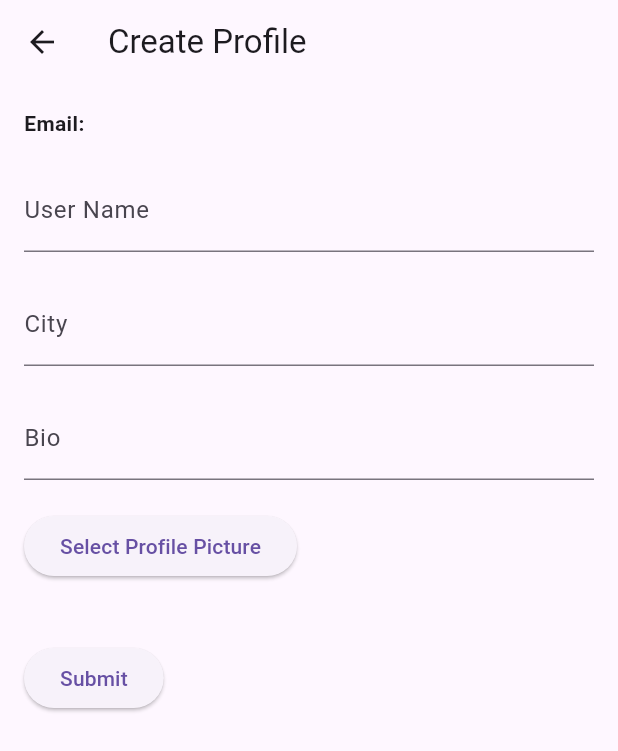
After one commit to haisemishere/LitXChange, a Flutter app: the ProfileCreationPage screen opened directly, after a tap on "Select Profile Picture", on a phone screen of 412 x 824 dp. The commit adds this screen. Shown: the top 751 px of the screen. Run offline on Flutter 3.47's test engine with Material 3 defaults, Android fonts, the phone set to English and light mode, and no system bars; our stand-ins replace cloud_firestore, firebase_auth, firebase_core, firebase_storage, image_picker; accounts and stored records are empty.

Commit message:
collecting user profile data and added swap button on home page

```diff
--- /dev/null
+++ b/litxchange/lib/screens/createuserprofile.dart
@@ -0,0 +1,161 @@
+import 'dart:io';
+
+import 'package:firebase_storage/firebase_storage.dart';
+import 'package:flutter/material.dart';
+import 'package:image_picker/image_picker.dart';
+import 'package:firebase_auth/firebase_auth.dart';
+import 'package:cloud_firestore/cloud_firestore.dart';
+import '/screens/home.dart';
+
+class ProfileCreationPage extends StatefulWidget {
+  @override
+  _ProfileCreationPageState createState() => _ProfileCreationPageState();
+}
+
+class _ProfileCreationPageState extends State<ProfileCreationPage> {
+  final TextEditingController _userNameController = TextEditingController();
+  final TextEditingController _cityController = TextEditingController();
+  final TextEditingController _bioController = TextEditingController();
+  File? _profilePicture;
+
+  String _userEmail = '';
+
+  @override
+  void initState() {
+    super.initState();
+    _fetchUserEmail();
+  }
+
+  Future<void> _fetchUserEmail() async {
+    final user = FirebaseAuth.instance.currentUser;
+    if (user != null) {
+      setState(() {
+        _userEmail = user.email ?? '';
+      });
+    }
+  }
+
+  Future<void> _getImage() async {
+    final picker = ImagePicker();
+    final pickedFile = await picker.getImage(source: ImageSource.gallery);
+    setState(() {
+      if (pickedFile != null) {
+        _profilePicture = File(pickedFile.path); // Convert PickedFile to File
+      } else {
+        print('No image selected.');
+      }
+    });
+  }
+
+  Future<void> _submitProfile() async {
+    try {
+      final user = FirebaseAuth.instance.currentUser;
+      final userId = user!.uid; // Get user UID
+
+      // Check if the user's profile already exists in Firestore
+      final userRef = FirebaseFirestore.instance.collection('users').doc(userId);
+      final userDoc = await userRef.get();
+
+      // Get the username entered by the user
+      final userName = _userNameController.text.trim();
+
+      // Upload profile picture to Firebase Storage
+      String imageUrl = '';
+      if (_profilePicture != null) {
+        final storageRef = FirebaseStorage.instance.ref().child('profile_pictures/$userId.png');
+        final uploadTask = storageRef.putFile(_profilePicture!);
+        await uploadTask.whenComplete(() async {
+          imageUrl = await storageRef.getDownloadURL();
+        });
+      }
+
+      // If the user's profile already exists, update it
+      if (userDoc.exists) {
+        await userRef.update({
+          'userName': userName,
+          'city': _cityController.text.trim(),
+          'bio': _bioController.text.trim(),
+          'profilePictureUrl': imageUrl, // Add profile picture URL to update
+        });
+      } else {
+        // If the user's profile doesn't exist, create a new one
+        await userRef.set({
+          'uid': userId,
+          'userName': userName,
+          'city': _cityController.text.trim(),
+          'bio': _bioController.text.trim(),
+          'profilePictureUrl': imageUrl, // Add profile picture URL for new profile
+        });
+      }
+
+      // Navigate to another page or show a success message
+      print('Profile created/updated successfully');
+      Navigator.push(context, MaterialPageRoute(builder: (context) =>HomePage()));
+    } catch (error) {
+      print('Error creating/updating profile: $error');
+        builder: (context) => AlertDialog(
+          title: Text('Profile Creation Failed Failed'),
+          content: Text('Invalid information'),
+          actions: [
+            TextButton(
+              onPressed: () {
+                Navigator.of(context).pop();
+              },
+              child: Text('OK'),
+            ),
+          ],
+        );
+    }
+  }
+
+
+
+  @override
+  Widget build(BuildContext context) {
+    return Scaffold(
+      appBar: AppBar(
+        title: Text('Create Profile'),
+      ),
+      body: Padding(
+        padding: EdgeInsets.all(16.0),
+        child: Column(
+          crossAxisAlignment: CrossAxisAlignment.start,
+          children: [
+            Text(
+              'Email: $_userEmail',
+              style: TextStyle(fontWeight: FontWeight.bold),
+            ),
+            SizedBox(height: 20),
+            TextFormField(
+              controller: _userNameController,
+              decoration: InputDecoration(labelText: 'User Name'),
+            ),
+            SizedBox(height: 20),
+            TextFormField(
+              controller: _cityController,
+              decoration: InputDecoration(labelText: 'City'),
+            ),
+            SizedBox(height: 20),
+            TextFormField(
+              controller: _bioController,
+              decoration: InputDecoration(labelText: 'Bio'),
+              maxLines: null,
+            ),
+            SizedBox(height: 20),
+            ElevatedButton(
+              onPressed: _getImage,
+              child: Text('Select Profile Picture'),
+            ),
+            SizedBox(height: 20),
+            _profilePicture != null ? Image.file(_profilePicture!) : SizedBox(),
+            SizedBox(height: 20),
+            ElevatedButton(
+              onPressed: _submitProfile,
+              child: Text('Submit'),
+            ),
+          ],
+        ),
+      ),
+    );
+  }
+}
```
Also changed, not shown: litxchange/lib/screens/home.dart (+16 -2 lines).
